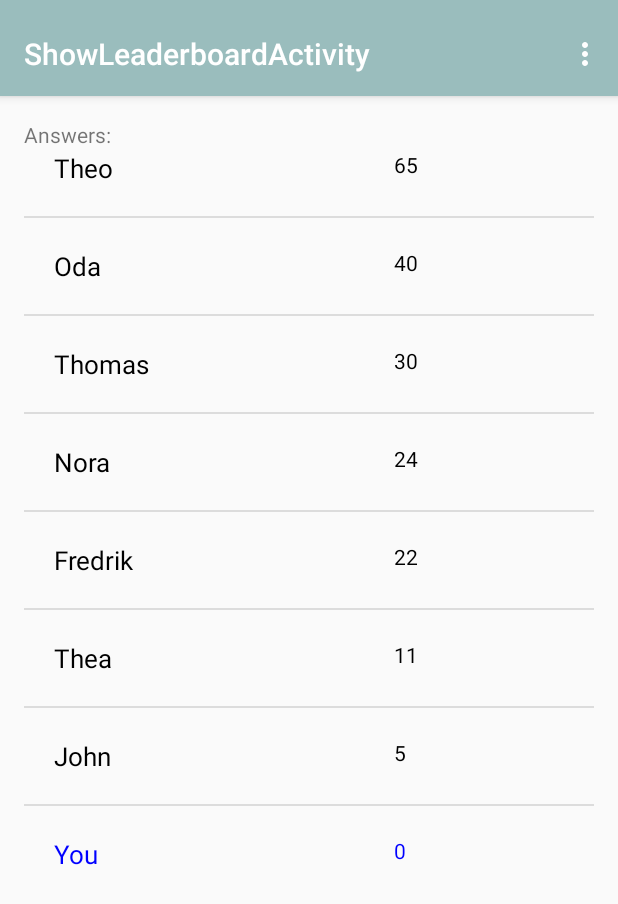
After one commit to JoakimGreger/gruppe39-bachelor, an Android app: the ShowLeaderboardActivity screen opened directly, with no data from a screen before it, on a phone screen of 412 x 824 dp. The commit adds this screen. Shown: the top 904 px of the screen. Run offline under Robolectric (Android 15) with nearby library versions, the phone set to English and light mode, and no system bars.

Commit message:
La til activity for leaderboard

```diff
--- a/app/build.gradle
+++ b/app/build.gradle
@@ -29,5 +29,7 @@ dependencies {
     compile 'com.android.support:appcompat-v7:25.1.0'
     compile 'com.google.android.gms:play-services-location:10.2.0'
     compile 'com.google.android.gms:play-services-maps:10.2.0'
+    compile 'com.android.support.constraint:constraint-layout:+'
+    compile 'com.android.support:design:25.1.1'
     testCompile 'junit:junit:4.12'
 }
--- /dev/null
+++ b/app/src/main/java/com/example/joakim/ceapp/DatabaseHelper.java
@@ -0,0 +1,89 @@
+package com.example.joakim.ceapp;
+
+import android.content.Context;
+import android.content.SharedPreferences;
+import android.database.Cursor;
+import android.database.sqlite.SQLiteDatabase;
+import android.database.sqlite.SQLiteOpenHelper;
+import android.database.sqlite.SQLiteStatement;
+
+import java.util.HashMap;
+
+/**
+ * Created by bim on 03.05.2017.
+ */
+
+public class DatabaseHelper extends SQLiteOpenHelper {
+    private SQLiteDatabase db;
+    public static final String DATABASE_NAME = "CEMLocate.db";
+    private Context context;
+
+    public DatabaseHelper(Context context) {
+        super(context, DATABASE_NAME, null, 1);
+        //db = this.getWritableDatabase();
+        this.context = context;
+    }
+
+    @Override
+    public void onCreate(SQLiteDatabase db) {
+        db.execSQL("CREATE TABLE IF NOT EXISTS OfflineLeaderboard (_id INTEGER PRIMARY KEY NOT NULL, " +
+                        "username VARCHAR(60), " +
+                        "answers INTEGER, " +
+                        "score INTEGER)"
+        );
+        populateLeaderboard(db);
+
+
+
+    }
+
+    @Override
+    public void onUpgrade(SQLiteDatabase db, int i, int i1) {
+        db.execSQL("DROP TABLE IF EXISTS OfflineLeaderboard");
+        onCreate(db);
+    }
+
+    public Cursor getOfflineLeaderboard(SQLiteDatabase db, String orderBy) {
+
+        //Henter tidliger score hvis den finnes
+        SharedPreferences startscore = context.getSharedPreferences("qScore", Context.MODE_PRIVATE);
+        int score = startscore.getInt("qScore", 0);
+
+        //Henter antall besvareler
+        SharedPreferences answers = context.getSharedPreferences("qAnswer", Context.MODE_PRIVATE);
+        int answerAmount = answers.getInt("qAnswer", 0);
+
+        String update = "UPDATE OfflineLeaderboard SET answers = " + answerAmount + ", score = " + score + " WHERE username = 'You'";
+        db.execSQL(update);
+
+        if (orderBy.equals("Score") || orderBy.equals("Answers")) {
+            String sql = "SELECT * FROM OfflineLeaderboard ORDER BY " + orderBy + " DESC";
+
+            return db.rawQuery(sql, null);
+        } else {
+            String sql = "SELECT * FROM OfflineLeaderboard";
+            return db.rawQuery(sql, null);
+        }
+    }
+
+
+    private void populateLeaderboard(SQLiteDatabase db) {
+        //Henter tidliger score hvis den finnes
+        SharedPreferences startscore = context.getSharedPreferences("qScore", Context.MODE_PRIVATE);
+        int score = startscore.getInt("qScore", 0);
+
+        //Henter antall besvareler
+        SharedPreferences answers = context.getSharedPreferences("qAnswer", Context.MODE_PRIVATE);
+        int answerAmount = answers.getInt("qAnswer", 0);
+
+        db.execSQL("INSERT INTO OfflineLeaderboard(username, answers, score) VALUES" +
+                "('John', 5, 530), " +
+                "('Thea', 11, 1030), " +
+                "('Fredrik', 22, 3070), " +
+                "('Nora', 24, 3050), " +
+                "('Thomas', 30, 5590), " +
+                "('Oda', 40, 8430), " +
+                "('Theo', 65, 10530)," +
+                "('You', " + answerAmount + ", " + score + ")");
+    }
+}
--- a/app/src/main/java/com/example/joakim/ceapp/DragActivity.java
+++ b/app/src/main/java/com/example/joakim/ceapp/DragActivity.java
@@ -227,8 +227,6 @@ DragActivity extends Activity implements GestureDetector.OnGestureListener, Goog
                     obj.put("index",index);
                     obj.put("score",i);
                     answersArray.put(obj);
-
-                    Log.e("Exception", answersArray.toString());
                     // Toast.makeText(DragActivity.this, "", Toast.LENGTH_SHORT).show();
                 } catch (JSONException e) {
                     e.printStackTrace();
--- /dev/null
+++ b/app/src/main/java/com/example/joakim/ceapp/LeaderboardAdapter.java
@@ -0,0 +1,61 @@
+package com.example.joakim.ceapp;
+
+import android.content.Context;
+import android.database.Cursor;
+import android.graphics.Color;
+import android.view.LayoutInflater;
+import android.view.View;
+import android.view.ViewGroup;
+import android.widget.CursorAdapter;
+import android.widget.ImageView;
+import android.widget.TextView;
+
+import java.util.ArrayList;
+import java.util.HashMap;
+
+/**
+ * Created by bim on 03.05.2017.
+ */
+
+public class LeaderboardAdapter extends CursorAdapter {
+
+    private LayoutInflater inflater;
+    private String type;
+
+    public LeaderboardAdapter(Context context, Cursor cursor, int flags, String type) {
+        super(context, cursor, flags);
+        this.type = type;
+        inflater = (LayoutInflater) context.getSystemService(Context.LAYOUT_INFLATER_SERVICE);
+    }
+    @Override
+    public View newView(Context context, Cursor cursor, ViewGroup parent) {
+        View view = inflater.inflate(R.layout.list_item, null);
+
+        return view;
+    }
+
+    @Override
+    public void bindView(View view, Context context, Cursor cursor) {
+
+        TextView item = (TextView)view.findViewById(R.id.itemText);
+        item.setText(cursor.getString(1));
+        TextView score = (TextView) view.findViewById(R.id.itemScore);
+
+        if (type.equals("Answers")) {
+            Integer num = cursor.getInt(2);
+            score.setText(num.toString());
+        } else {
+            Integer num = cursor.getInt(3);
+            score.setText(num.toString());
+        }
+
+        if (cursor.getString(1).equals("You")) {
+            item.setTextColor(Color.BLUE);
+            score.setTextColor(Color.BLUE);
+        } else {
+            item.setTextColor(Color.BLACK);
+            score.setTextColor(Color.BLACK);
+        }
+
+    }
+}
--- a/app/src/main/java/com/example/joakim/ceapp/LocationMapsActivity.java
+++ b/app/src/main/java/com/example/joakim/ceapp/LocationMapsActivity.java
@@ -19,6 +19,9 @@ import android.util.Log;
 
 import com.google.android.gms.common.api.GoogleApiClient;
 import android.location.LocationListener;
+import android.view.View;
+import android.widget.Button;
+
 import com.google.android.gms.location.LocationRequest;
 import com.google.android.gms.location.LocationServices;
 import com.google.android.gms.maps.CameraUpdateFactory;
@@ -66,6 +69,14 @@ public class LocationMapsActivity extends FragmentActivity implements OnMapReady
         lm = (LocationManager) getSystemService(Context.LOCATION_SERVICE);
         Criteria criteria = new Criteria();
 
+
+        Button button = (Button) findViewById(R.id.leaderboardBtn);
+        button.setOnClickListener(new View.OnClickListener() {
+            public void onClick(View v) {
+                Intent intent =  new Intent(LocationMapsActivity.this, ShowLeaderboardActivity.class);
+                startActivity(intent);
+            }
+        });
 
         provider = lm.getBestProvider(criteria, false);
 
@@ -149,6 +160,8 @@ public class LocationMapsActivity extends FragmentActivity implements OnMapReady
 
         // new LocationsTask().execute("http://webapp.bimorstad.tech/usertest/read");
     }
+
+
 
     @Override
     public void onLocationChanged(Location location) {
--- /dev/null
+++ b/app/src/main/java/com/example/joakim/ceapp/ShowLeaderboardActivity.java
@@ -0,0 +1,170 @@
+package com.example.joakim.ceapp;
+
+import android.database.Cursor;
+import android.support.design.widget.FloatingActionButton;
+import android.support.design.widget.Snackbar;
+import android.support.v7.app.AppCompatActivity;
+import android.support.v7.widget.Toolbar;
+
+import android.support.v4.app.Fragment;
+import android.support.v4.app.FragmentManager;
+import android.support.v4.app.FragmentPagerAdapter;
+import android.support.v4.view.ViewPager;
+import android.os.Bundle;
+import android.view.LayoutInflater;
+import android.view.Menu;
+import android.view.MenuItem;
+import android.view.View;
+import android.view.ViewGroup;
+
+import android.widget.ListAdapter;
+import android.widget.ListView;
+import android.widget.SimpleAdapter;
+import android.widget.TextView;
+
+import java.util.ArrayList;
+import java.util.HashMap;
+import java.util.Map;
+
+public class ShowLeaderboardActivity extends AppCompatActivity {
+
+    /**
+     * The {@link android.support.v4.view.PagerAdapter} that will provide
+     * fragments for each of the sections. We use a
+     * {@link FragmentPagerAdapter} derivative, which will keep every
+     * loaded fragment in memory. If this becomes too memory intensive, it
+     * may be best to switch to a
+     * {@link android.support.v4.app.FragmentStatePagerAdapter}.
+     */
+    private SectionsPagerAdapter mSectionsPagerAdapter;
+
+    /**
+     * The {@link ViewPager} that will host the section contents.
+     */
+    private ViewPager mViewPager;
+    private ArrayList<HashMap<String, Integer>> scoreList;
+
+    @Override
+    protected void onCreate(Bundle savedInstanceState) {
+        super.onCreate(savedInstanceState);
+        setContentView(R.layout.activity_show_leaderboard);
+
+        Toolbar toolbar = (Toolbar) findViewById(R.id.toolbar);
+        setSupportActionBar(toolbar);
+        // Create the adapter that will return a fragment for each of the three
+        // primary sections of the activity.
+        mSectionsPagerAdapter = new SectionsPagerAdapter(getSupportFragmentManager());
+
+        // Set up the ViewPager with the sections adapter.
+        mViewPager = (ViewPager) findViewById(R.id.container);
+        mViewPager.setAdapter(mSectionsPagerAdapter);
+
+
+    }
+
+
+    @Override
+    public boolean onCreateOptionsMenu(Menu menu) {
+        // Inflate the menu; this adds items to the action bar if it is present.
+        getMenuInflater().inflate(R.menu.menu_show_leaderboard, menu);
+        return true;
+    }
+
+    @Override
+    public boolean onOptionsItemSelected(MenuItem item) {
+        // Handle action bar item clicks here. The action bar will
+        // automatically handle clicks on the Home/Up button, so long
+        // as you specify a parent activity in AndroidManifest.xml.
+        int id = item.getItemId();
+
+        //noinspection SimplifiableIfStatement
+        if (id == R.id.action_settings) {
+            return true;
+        }
+
+        return super.onOptionsItemSelected(item);
+    }
+
+    /**
+     * A placeholder fragment containing a simple view.
+     */
+    public static class PlaceholderFragment extends Fragment {
+        /**
+         * The fragment argument representing the section number for this
+         * fragment.
+         */
+        private static final String ARG_SECTION_NUMBER = "section_number";
+        private DatabaseHelper db;
+        private String type;
+
+        public PlaceholderFragment() {
+        }
+
+        /**
+         * Returns a new instance of this fragment for the given section
+         * number.
+         */
+        public static PlaceholderFragment newInstance(int sectionNumber) {
+            PlaceholderFragment fragment = new PlaceholderFragment();
+            Bundle args = new Bundle();
+            args.putInt(ARG_SECTION_NUMBER, sectionNumber);
+
+
+            fragment.setArguments(args);
+            return fragment;
+        }
+
+        @Override
+        public View onCreateView(LayoutInflater inflater, ViewGroup container,
+                                 Bundle savedInstanceState) {
+
+            View rootView = inflater.inflate(R.layout.fragment_show_leaderboard, container, false);
+            TextView textView = (TextView) rootView.findViewById(R.id.section_label);
+            this.type = getArguments().getInt(ARG_SECTION_NUMBER) == 1 ? "Answers" : "Score";
+            textView.setText(type + ":");
+            db = new DatabaseHelper(rootView.getContext());
+            Cursor cursor = db.getOfflineLeaderboard(db.getWritableDatabase(), type);
+            ListView listView = (ListView) rootView.findViewById(R.id.leaderboardList);
+            LeaderboardAdapter adapter = new LeaderboardAdapter(rootView.getContext(), cursor, 0, type);
+            listView.setAdapter(adapter);
+
+
+            return rootView;
+        }
+    }
+
+    /**
+     * A {@link FragmentPagerAdapter} that returns a fragment corresponding to
+     * one of the sections/tabs/pages.
+     */
+    public class SectionsPagerAdapter extends FragmentPagerAdapter {
+
+        public SectionsPagerAdapter(FragmentManager fm) {
+            super(fm);
+        }
+
+        @Override
+        public Fragment getItem(int position) {
+            // getItem is called to instantiate the fragment for the given page.
+            // Return a PlaceholderFragment (defined as a static inner class below).
+            return PlaceholderFragment.newInstance(position + 1);
+        }
+
+        @Override
+        public int getCount() {
+            // Show 3 total pages.
+            return 2;
+        }
+
+        @Override
+        public CharSequence getPageTitle(int position) {
+            switch (position) {
+                case 0:
+                    return "Answers";
+                case 1:
+                    return "Score";
+            }
+            return null;
+        }
+    }
+}
--- a/app/src/main/res/layout/activity_drag.xml
+++ b/app/src/main/res/layout/activity_drag.xml
@@ -13,17 +13,8 @@
     android:padding="0dp"
     android:background="@drawable/backgroundimage">
 
-    <Button
-        android:text="Neste"
-        android:textColor="#6393C3"
-        android:layout_width="200dp"
-        android:layout_height="35dp"
-        android:id="@+id/nextBtn"
-        android:background="#155965"
-        android:visibility="visible"
-        android:layout_alignBaseline="@+id/doneBtn"
-        android:layout_alignBottom="@+id/doneBtn"
-        android:layout_alignStart="@+id/doneBtn" />
+
+
 
     <ImageView
         android:id="@+id/smileyImg"
@@ -36,6 +27,31 @@
         android:cropToPadding="false"
         android:layout_centerVertical="true"
         android:layout_centerHorizontal="true" />
+
+    <TextView
+        android:layout_height="wrap_content"
+        android:id="@+id/innholdTxt"
+        android:textAlignment="center"
+        android:textColor="#6393C3"
+        android:padding="5dp"
+        android:layout_width="wrap_content"
+        android:textSize="20dp"
+        android:layout_alignParentTop="true"
+        android:layout_centerHorizontal="true"
+        android:layout_marginTop="45dp" />
+
+
+    <Button
+        android:text="Neste"
+        android:textColor="#6393C3"
+        android:layout_width="200dp"
+        android:layout_height="35dp"
+        android:id="@+id/nextBtn"
+        android:background="#155965"
+        android:visibility="visible"
+        android:layout_alignBaseline="@+id/doneBtn"
+        android:layout_alignBottom="@+id/doneBtn"
+        android:layout_alignStart="@+id/doneBtn" />
 
     <Button
         android:text="Ferdig"
@@ -60,16 +76,4 @@
         android:layout_width="200dp"
         android:layout_height="200dp" />
 
-    <TextView
-        android:layout_height="wrap_content"
-        android:id="@+id/innholdTxt"
-        android:textAlignment="center"
-        android:textColor="#6393C3"
-        android:padding="5dp"
-        android:layout_width="wrap_content"
-        android:textSize="20dp"
-        android:layout_alignParentTop="true"
-        android:layout_centerHorizontal="true"
-        android:layout_marginTop="45dp" />
-
 </RelativeLayout>
--- a/app/src/main/res/layout/activity_location_maps.xml
+++ b/app/src/main/res/layout/activity_location_maps.xml
@@ -16,7 +16,7 @@
 
 
     <Button
-        android:id="@+id/setRangeButton"
+        android:id="@+id/leaderboardBtn"
         android:layout_height="30dp"
         android:layout_width="30dp"
         android:background="@color/colorPrimaryDark"
--- /dev/null
+++ b/app/src/main/res/layout/activity_show_leaderboard.xml
@@ -0,0 +1,36 @@
+<?xml version="1.0" encoding="utf-8"?>
+<android.support.design.widget.CoordinatorLayout xmlns:android="http://schemas.android.com/apk/res/android"
+    xmlns:app="http://schemas.android.com/apk/res-auto"
+    xmlns:tools="http://schemas.android.com/tools"
+    android:id="@+id/main_content"
+    android:layout_width="match_parent"
+    android:layout_height="match_parent"
+    android:fitsSystemWindows="true"
+    tools:context="com.example.joakim.ceapp.ShowLeaderboardActivity">
+
+    <android.support.design.widget.AppBarLayout
+        android:id="@+id/appbar"
+        android:layout_width="match_parent"
+        android:layout_height="wrap_content"
+        android:paddingTop="@dimen/appbar_padding_top"
+        android:theme="@style/AppTheme.AppBarOverlay">
+
+        <android.support.v7.widget.Toolbar
+            android:id="@+id/toolbar"
+            android:layout_width="match_parent"
+            android:layout_height="?attr/actionBarSize"
+            android:background="?attr/colorPrimary"
+            app:layout_scrollFlags="scroll|enterAlways"
+            app:popupTheme="@style/AppTheme.PopupOverlay">
+
+        </android.support.v7.widget.Toolbar>
+
+    </android.support.design.widget.AppBarLayout>
+
+    <android.support.v4.view.ViewPager
+        android:id="@+id/container"
+        android:layout_width="match_parent"
+        android:layout_height="match_parent"
+        app:layout_behavior="@string/appbar_scrolling_view_behavior" />
+
+</android.support.design.widget.CoordinatorLayout>
--- /dev/null
+++ b/app/src/main/res/layout/fragment_show_leaderboard.xml
@@ -0,0 +1,22 @@
+<RelativeLayout xmlns:android="http://schemas.android.com/apk/res/android"
+    xmlns:tools="http://schemas.android.com/tools"
+    android:layout_width="match_parent"
+    android:layout_height="match_parent"
+    android:paddingBottom="@dimen/activity_vertical_margin"
+    android:paddingLeft="@dimen/activity_horizontal_margin"
+    android:paddingRight="@dimen/activity_horizontal_margin"
+    android:paddingTop="@dimen/activity_vertical_margin"
+    tools:context="com.example.joakim.ceapp.ShowLeaderboardActivity$PlaceholderFragment">
+
+    <TextView
+        android:id="@+id/section_label"
+        android:layout_width="wrap_content"
+        android:layout_height="wrap_content" />
+
+    <ListView
+        android:id="@+id/leaderboardList"
+        android:layout_width="wrap_content"
+        android:layout_height="wrap_content">
+    </ListView>
+
+</RelativeLayout>
--- /dev/null
+++ b/app/src/main/res/layout/list_item.xml
@@ -0,0 +1,29 @@
+<?xml version="1.0" encoding="utf-8"?>
+<LinearLayout xmlns:android="http://schemas.android.com/apk/res/android"
+    android:orientation="vertical"
+    android:layout_width="match_parent"
+    android:layout_height="match_parent">
+    <LinearLayout xmlns:android="http://schemas.android.com/apk/res/android"
+        android:orientation="horizontal"
+        android:layout_width="match_parent"
+        android:layout_height="match_parent"
+        android:padding="20dp"
+        >
+        <TextView
+            android:id="@+id/itemText"
+            android:layout_width="match_parent"
+            android:layout_height="match_parent"
+            android:gravity="center_vertical|left"
+            android:layout_weight="1"
+            android:textSize="17dp"
+            />
+
+        <TextView
+            android:id="@+id/itemScore"
+            android:layout_width="match_parent"
+            android:layout_height="match_parent"
+            android:layout_weight="2"
+            android:scaleType="centerInside"
+            />
+    </LinearLayout>
+</LinearLayout>
--- /dev/null
+++ b/app/src/main/res/menu/menu_show_leaderboard.xml
@@ -0,0 +1,10 @@
+<menu xmlns:android="http://schemas.android.com/apk/res/android"
+    xmlns:app="http://schemas.android.com/apk/res-auto"
+    xmlns:tools="http://schemas.android.com/tools"
+    tools:context="com.example.joakim.ceapp.ShowLeaderboardActivity">
+    <item
+        android:id="@+id/action_settings"
+        android:orderInCategory="100"
+        android:title="@string/action_settings"
+        app:showAsAction="never" />
+</menu>
--- a/app/src/main/res/values/dimens.xml
+++ b/app/src/main/res/values/dimens.xml
@@ -2,4 +2,6 @@
     <!-- Default screen margins, per the Android Design guidelines. -->
     <dimen name="activity_horizontal_margin">16dp</dimen>
     <dimen name="activity_vertical_margin">16dp</dimen>
+    <dimen name="fab_margin">16dp</dimen>
+    <dimen name="appbar_padding_top">8dp</dimen>
 </resources>
--- a/app/src/main/res/values/strings.xml
+++ b/app/src/main/res/values/strings.xml
@@ -1,4 +1,6 @@
 <resources>
     <string name="app_name">CEapp</string>
     <string name="title_activity_location_maps">Map</string>
+    <string name="title_activity_show_leaderboard">ShowLeaderboardActivity</string>
+    <string name="action_settings">Settings</string>
 </resources>
--- a/app/src/main/res/values/styles.xml
+++ b/app/src/main/res/values/styles.xml
@@ -8,4 +8,13 @@
         <item name="colorAccent">@color/colorAccent</item>
     </style>
 
+    <style name="AppTheme.NoActionBar">
+        <item name="windowActionBar">false</item>
+        <item name="windowNoTitle">true</item>
+    </style>
+
+    <style name="AppTheme.AppBarOverlay" parent="ThemeOverlay.AppCompat.Dark.ActionBar" />
+
+    <style name="AppTheme.PopupOverlay" parent="ThemeOverlay.AppCompat.Light" />
+
 </resources>
```
Also changed, not shown: app/src/main/AndroidManifest.xml (+7 -4 lines).
